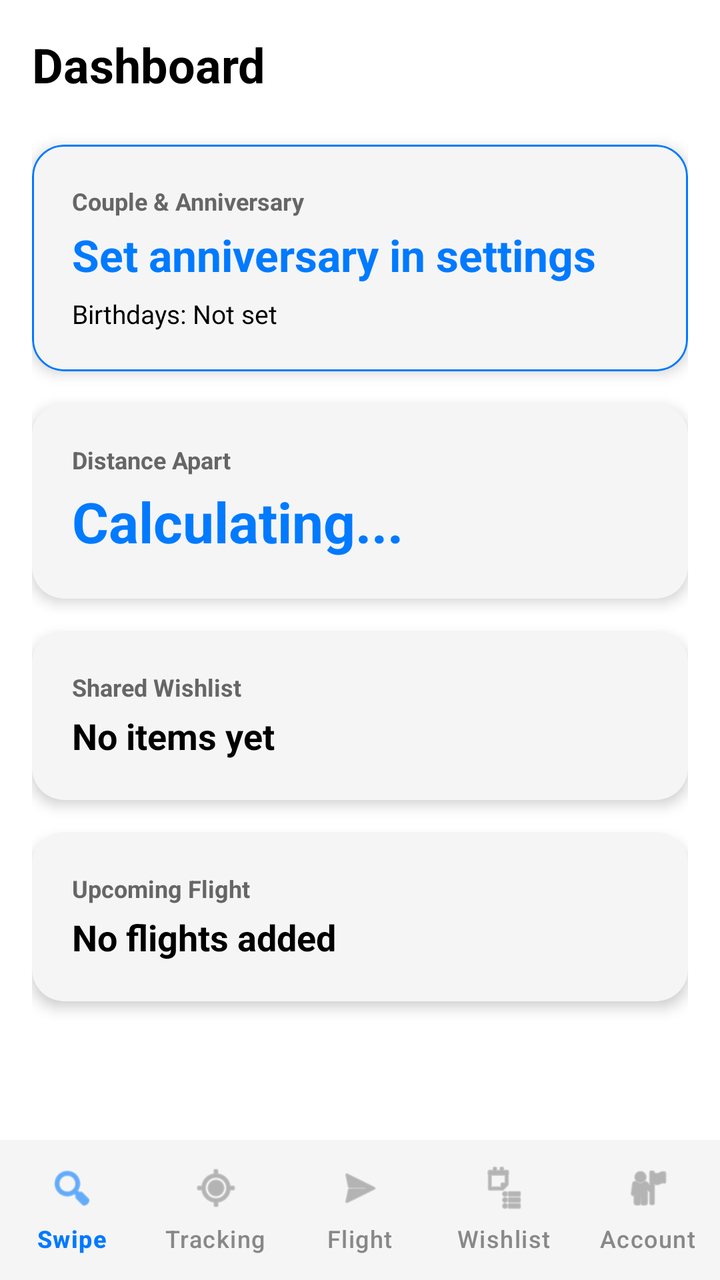
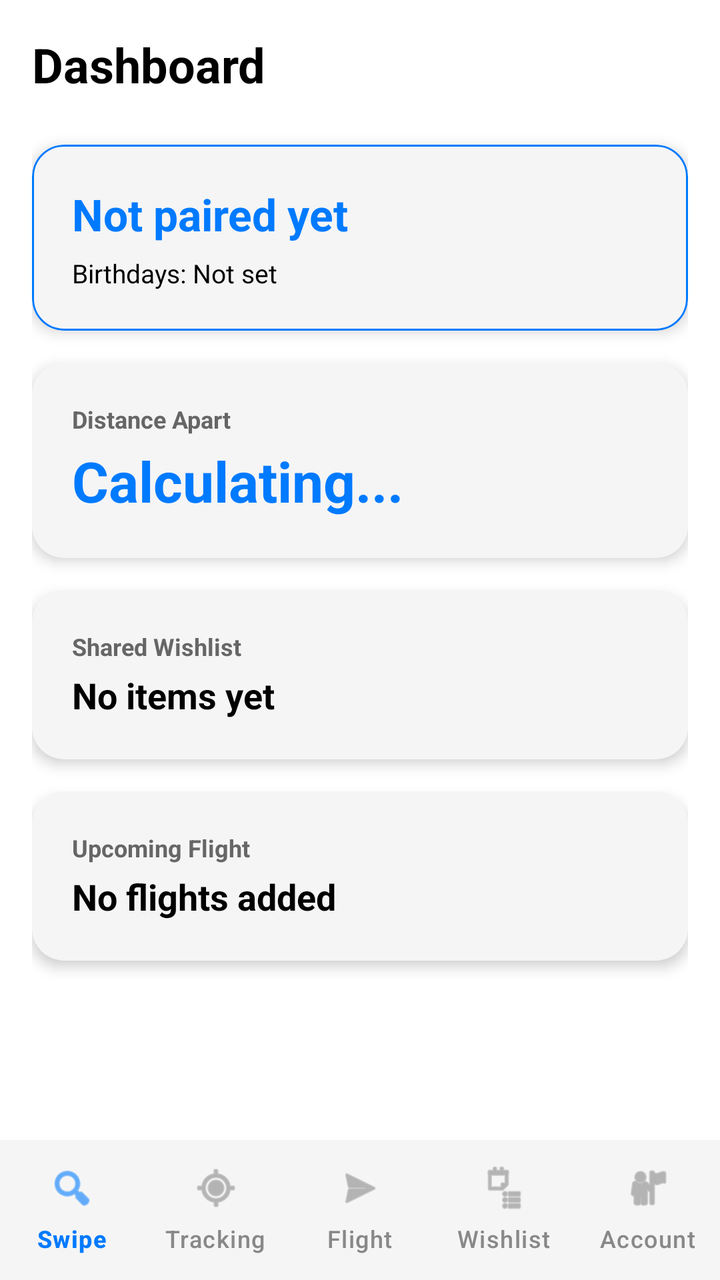

Screens rendered from an Android XML layout before and after an edit, with the pre-edit source and the edit as a unified diff.
<!-- AndroidManifest.xml: application theme Theme.ProjectCecily -->
<!-- res/layout/activity_main.xml -->
<?xml version="1.0" encoding="utf-8"?>
<androidx.constraintlayout.widget.ConstraintLayout xmlns:android="http://schemas.android.com/apk/res/android"
    xmlns:app="http://schemas.android.com/apk/res-auto"
    android:layout_width="match_parent"
    android:layout_height="match_parent"
    android:background="@color/app_background"
    android:fitsSystemWindows="true">

    
    <ScrollView
        android:id="@+id/dashboard_scroll"
        android:layout_width="0dp"
        android:layout_height="0dp"
        android:padding="16dp"
        app:layout_constraintBottom_toTopOf="@id/bottom_navigation"
        app:layout_constraintEnd_toEndOf="parent"
        app:layout_constraintStart_toStartOf="parent"
        app:layout_constraintTop_toTopOf="parent">

        <LinearLayout
            android:layout_width="match_parent"
            android:layout_height="wrap_content"
            android:orientation="vertical">

            <TextView
                android:id="@+id/tvDashboardTitle"
                android:layout_width="wrap_content"
                android:layout_height="wrap_content"
                android:layout_marginBottom="24dp"
                android:text="Dashboard"
                android:textColor="@color/text_primary"
                android:textSize="24sp"
                android:textStyle="bold" />

            
            <com.google.android.material.card.MaterialCardView
                android:id="@+id/cardRelationshipSummary"
                android:layout_width="match_parent"
                android:layout_height="wrap_content"
                android:layout_marginBottom="16dp"
                android:clickable="false"
                android:focusable="false"
                app:cardBackgroundColor="@color/card_background"
                app:cardCornerRadius="16dp"
                app:cardElevation="4dp"
                app:strokeColor="@color/nav_selected"
                app:strokeWidth="1dp">

                <LinearLayout
                    android:layout_width="match_parent"
                    android:layout_height="wrap_content"
                    android:orientation="vertical"
                    android:padding="20dp">

                    <TextView
                        android:layout_width="wrap_content"
                        android:layout_height="wrap_content"
                        android:text="Couple &amp; Anniversary"
                        android:textColor="@color/text_secondary"
                        android:textSize="12sp"
                        android:textStyle="bold" />

                    <TextView
                        android:id="@+id/tvTogetherDays"
                        android:layout_width="wrap_content"
                        android:layout_height="wrap_content"
                        android:layout_marginTop="4dp"
                        android:text="Set anniversary in settings"
                        android:textColor="@color/nav_selected"
                        android:textSize="22sp"
                        android:textStyle="bold" />

                    <TextView
                        android:id="@+id/tvBirthdaysSummary"
                        android:layout_width="wrap_content"
                        android:layout_height="wrap_content"
                        android:layout_marginTop="6dp"
                        android:text="Birthdays: Not set"
                        android:textColor="@color/text_primary"
                        android:textSize="13sp" />
                </LinearLayout>
            </com.google.android.material.card.MaterialCardView>

            
            <com.google.android.material.card.MaterialCardView
                android:id="@+id/cardProximity"
                android:layout_width="match_parent"
                android:layout_height="wrap_content"
                android:layout_marginBottom="16dp"
                app:cardBackgroundColor="@color/card_background"
                app:cardCornerRadius="16dp"
                app:cardElevation="4dp"
                app:strokeWidth="0dp">

                <LinearLayout
                    android:layout_width="match_parent"
                    android:layout_height="wrap_content"
                    android:orientation="vertical"
                    android:padding="20dp">

                    <TextView
                        android:layout_width="wrap_content"
                        android:layout_height="wrap_content"
                        android:text="Distance Apart"
                        android:textColor="@color/text_secondary"
                        android:textSize="12sp"
                        android:textStyle="bold" />

                    <TextView
                        android:id="@+id/tvLiveDistance"
                        android:layout_width="wrap_content"
                        android:layout_height="wrap_content"
                        android:layout_marginTop="4dp"
                        android:text="Calculating..."
                        android:textColor="@color/nav_selected"
                        android:textSize="28sp"
                        android:textStyle="bold" />
                </LinearLayout>
            </com.google.android.material.card.MaterialCardView>

            
            <com.google.android.material.card.MaterialCardView
                android:id="@+id/cardWishlist"
                android:layout_width="match_parent"
                android:layout_height="wrap_content"
                android:layout_marginBottom="16dp"
                app:cardBackgroundColor="@color/card_background"
                app:cardCornerRadius="16dp"
                app:cardElevation="4dp"
                app:strokeWidth="0dp">

                <LinearLayout
                    android:layout_width="match_parent"
                    android:layout_height="wrap_content"
                    android:orientation="horizontal"
                    android:padding="20dp">

                    <LinearLayout
                        android:layout_width="0dp"
                        android:layout_height="wrap_content"
                        android:layout_weight="1"
                        android:orientation="vertical">

                        <TextView
                            android:layout_width="wrap_content"
                            android:layout_height="wrap_content"
                            android:text="Shared Wishlist"
                            android:textColor="@color/text_secondary"
                            android:textSize="12sp"
                            android:textStyle="bold" />

                        <TextView
                            android:id="@+id/tvWishlistSummary"
                            android:layout_width="wrap_content"
                            android:layout_height="wrap_content"
                            android:layout_marginTop="4dp"
                            android:text="No items yet"
                            android:textColor="@color/text_primary"
                            android:textSize="18sp"
                            android:textStyle="bold" />
                    </LinearLayout>

                    <TextView
                        android:layout_width="wrap_content"
                        android:layout_height="wrap_content"
                        android:layout_gravity="center"
                        android:text=""
                        android:textSize="32sp" />
                </LinearLayout>
            </com.google.android.material.card.MaterialCardView>

            
            <com.google.android.material.card.MaterialCardView
                android:id="@+id/cardFlight"
                android:layout_width="match_parent"
                android:layout_height="wrap_content"
                android:layout_marginBottom="16dp"
                app:cardBackgroundColor="@color/card_background"
                app:cardCornerRadius="16dp"
                app:cardElevation="4dp"
                app:strokeWidth="0dp">

                <LinearLayout
                    android:layout_width="match_parent"
                    android:layout_height="wrap_content"
                    android:orientation="horizontal"
                    android:padding="20dp">

                    <LinearLayout
                        android:layout_width="0dp"
                        android:layout_height="wrap_content"
                        android:layout_weight="1"
                        android:orientation="vertical">

                        <TextView
                            android:layout_width="wrap_content"
                            android:layout_height="wrap_content"
                            android:text="Upcoming Flight"
                            android:textColor="@color/text_secondary"
                            android:textSize="12sp"
                            android:textStyle="bold" />

                        <TextView
                            android:id="@+id/tvFlightSummary"
                            android:layout_width="wrap_content"
                            android:layout_height="wrap_content"
                            android:layout_marginTop="4dp"
                            android:text="No flights added"
                            android:textColor="@color/text_primary"
                            android:textSize="18sp"
                            android:textStyle="bold" />
                    </LinearLayout>

                    <TextView
                        android:layout_width="wrap_content"
                        android:layout_height="wrap_content"
                        android:layout_gravity="center"
                        android:text=""
                        android:textSize="32sp" />
                </LinearLayout>
            </com.google.android.material.card.MaterialCardView>

        </LinearLayout>
    </ScrollView>

    
    <com.google.android.material.bottomnavigation.BottomNavigationView
        android:id="@+id/bottom_navigation"
        android:layout_width="match_parent"
        android:layout_height="70dp"
        android:background="@color/card_background"
        app:itemIconTint="@color/nav_item_color"
        app:itemTextColor="@color/nav_item_color"
        app:labelVisibilityMode="labeled"
        app:layout_constraintBottom_toBottomOf="parent"
        app:menu="@menu/bottom_nav_menu" />

</androidx.constraintlayout.widget.ConstraintLayout>
<!-- resources referenced by this layout -->
<resources>
  <color name="app_background">#FFFFFF</color>
  <color name="card_background">#F5F5F5</color>
  <color name="nav_selected">#007AFF</color>
  <color name="text_primary">#000000</color>
  <color name="text_secondary">#666666</color>
  <style name="Theme.ProjectCecily" parent="Base.Theme.ProjectCecily" />
  <style name="Base.Theme.ProjectCecily" parent="Theme.Material3.DayNight.NoActionBar">
          
          <item name="colorPrimary">@color/nav_selected</item>
          <item name="windowActionBar">false</item>
          <item name="windowNoTitle">true</item>
  
          
          <item name="colorOnSecondaryContainer">@color/nav_selected</item>
      </style>
</resources>

<!-- the commit's change to res/layout/activity_main.xml (unified diff, before → after) -->
@@ -53,19 +53,10 @@
                     android:padding="20dp">
 
                     <TextView
-                        android:layout_width="wrap_content"
-                        android:layout_height="wrap_content"
-                        android:text="Couple &amp; Anniversary"
-                        android:textColor="@color/text_secondary"
-                        android:textSize="12sp"
-                        android:textStyle="bold" />
-
-                    <TextView
                         android:id="@+id/tvTogetherDays"
                         android:layout_width="wrap_content"
                         android:layout_height="wrap_content"
-                        android:layout_marginTop="4dp"
-                        android:text="Set anniversary in settings"
+                        android:text="Not paired yet"
                         android:textColor="@color/nav_selected"
                         android:textSize="22sp"
                         android:textStyle="bold" />
